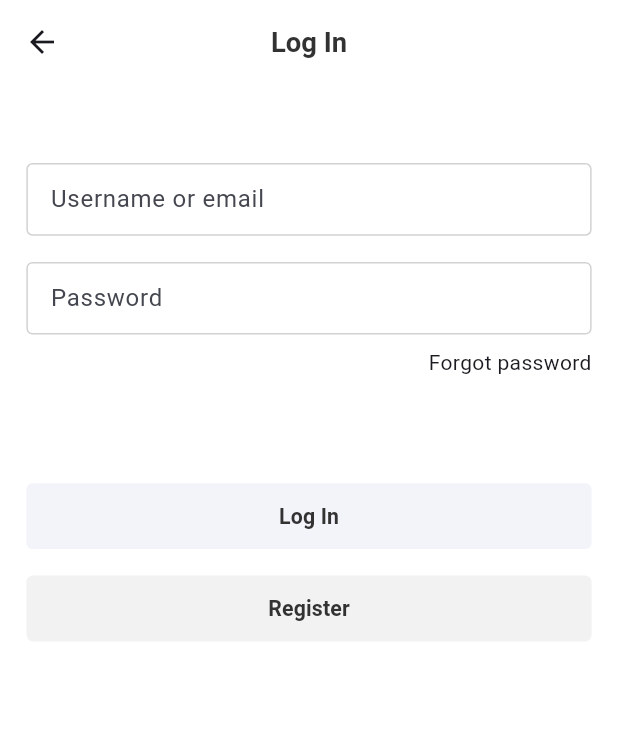
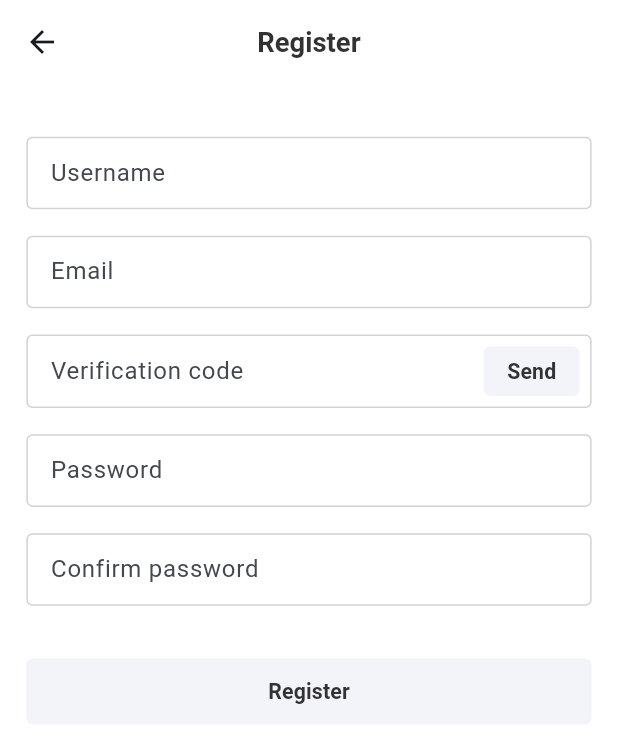
Before and after one commit to Jewel105/time_manage_client, a Flutter app: the LoginPage screen opened by its route, after a tap on "Register", on a phone screen of 412 x 824 dp. Shown: the top 743 px of the screen. Run offline on Flutter 3.47's test engine with Material 3 defaults, Android fonts, the phone set to English and light mode, and no system bars; drawn by our look-alikes of flutter_form_builder, timer_count_down; our stand-ins replace bot_toast, dio, flutter_screenutil, flutter_spinkit, form_builder_validators, shared_preferences; missing offline and left inert: dio_http2_adapter; accounts and stored records are empty; generated files the repository leaves out were written again.

Commit message:
complete the registration page

```diff
--- a/lib/l10n/app_en.arb
+++ b/lib/l10n/app_en.arb
@@ -11,5 +11,13 @@
   "register": "Register",
   "nameOrEmail": "Username or email",
   "password": "Password",
-  "confirm": "Confirm"
+  "confirm": "Confirm",
+  "userName": "Username",
+  "email": "Email",
+  "emailCode": "Verification code",
+  "sendCode": "Send",
+  "confirmPassword": "Confirm password",
+  "confirmPasswordTip": "Password does not match",
+  "success": "success"
+
 }
--- a/lib/page/login/login_page.dart
+++ b/lib/page/login/login_page.dart
@@ -22,7 +22,9 @@ class _LoginPageState extends State<LoginPage> {
 
   void _toForgotPassword() {}
 
-  void _toRegister() {}
+  void _toRegister() {
+    NavCtrl.push(Routes.register);
+  }
 
   void _submit() async {
     final bool valid = _formKey.currentState?.validate() ?? false;
@@ -52,11 +54,7 @@ class _LoginPageState extends State<LoginPage> {
                 name: 'name',
                 decoration:
                     InputDecoration(labelText: context.locale.nameOrEmail),
-                validator: FormBuilderValidators.compose(
-                  <FormFieldValidator<String>>[
-                    FormBuilderValidators.required(),
-                  ],
-                ),
+                validator: FormBuilderValidators.required(),
               ),
               SizedBox(height: 16.w),
               FormBuilderTextField(
@@ -66,7 +64,7 @@ class _LoginPageState extends State<LoginPage> {
                 validator: FormBuilderValidators.compose(
                   <FormFieldValidator<String>>[
                     FormBuilderValidators.required(),
-                    FormBuilderValidators.minLength(6),
+                    FormBuilderValidators.password()
                   ],
                 ),
               ),
--- /dev/null
+++ b/lib/page/login/register_page.dart
@@ -0,0 +1,105 @@
+import 'package:flutter/material.dart';
+import 'package:flutter_form_builder/flutter_form_builder.dart';
+import 'package:flutter_screenutil/flutter_screenutil.dart';
+import 'package:form_builder_validators/form_builder_validators.dart';
+import 'package:time_manage_client/api/common_api.dart';
+import 'package:time_manage_client/page/login/widget/code_input.dart';
+import 'package:time_manage_client/router/nav_ctrl.dart';
+import 'package:time_manage_client/router/routes.dart';
+import 'package:time_manage_client/utils/index.dart';
+import 'package:time_manage_client/widget/main_button.dart';
+
+class RegisterPage extends StatefulWidget {
+  const RegisterPage({super.key});
+
+  @override
+  State<RegisterPage> createState() => _RegisterPageState();
+}
+
+class _RegisterPageState extends State<RegisterPage> {
+  final GlobalKey<FormBuilderState> _formKey = GlobalKey<FormBuilderState>();
+
+  void _submit() async {
+    final bool valid = _formKey.currentState?.validate() ?? false;
+    if (!valid) return;
+    Map<String, dynamic> data =
+        _formKey.currentState?.instantValue ?? <String, dynamic>{};
+    await CommonApi.register(data);
+    // ignore: use_build_context_synchronously
+    await DialogUtil.openDialog(content: context.locale.success);
+    NavCtrl.push(Routes.login);
+  }
+
+  @override
+  Widget build(BuildContext context) {
+    return Scaffold(
+      appBar: AppBar(
+        title: Text(context.locale.register),
+      ),
+      body: Padding(
+        padding: EdgeInsets.all(16.w),
+        child: FormBuilder(
+          key: _formKey,
+          child: Column(
+            children: <Widget>[
+              SizedBox(height: 16.w),
+              FormBuilderTextField(
+                name: 'name',
+                decoration: InputDecoration(labelText: context.locale.userName),
+                validator: FormBuilderValidators.required(),
+              ),
+              SizedBox(height: 16.w),
+              FormBuilderTextField(
+                name: 'email',
+                decoration: InputDecoration(labelText: context.locale.email),
+                validator: FormBuilderValidators.email(),
+              ),
+              SizedBox(height: 16.w),
+              CodeInput(formKey: _formKey),
+              SizedBox(height: 16.w),
+              FormBuilderTextField(
+                name: 'password',
+                decoration: InputDecoration(labelText: context.locale.password),
+                obscureText: true,
+                validator: FormBuilderValidators.compose(
+                  <FormFieldValidator<String>>[
+                    FormBuilderValidators.required(),
+                    FormBuilderValidators.password(),
+                  ],
+                ),
+              ),
+              SizedBox(height: 16.w),
+              FormBuilderTextField(
+                  name: 'confrimPassword',
+                  obscureText: true,
+                  decoration: InputDecoration(
+                      labelText: context.locale.confirmPassword),
+                  validator: (String? value) {
+                    String password =
+                        _formKey.currentState?.fields['password']?.value ?? '';
+                    FormFieldValidator<String> fn =
+                        FormBuilderValidators.compose(
+                      <FormFieldValidator<String>>[
+                        FormBuilderValidators.required(),
+                        FormBuilderValidators.password(),
+                        FormBuilderValidators.equal(
+                          password,
+                          errorText: context.locale.confirmPasswordTip,
+                        ),
+                      ],
+                    );
+                    return fn(value);
+                  }),
+              SizedBox(height: 32.w),
+              MainButton(
+                width: double.infinity,
+                text: context.locale.register,
+                onPressed: _submit,
+              ),
+            ],
+          ),
+        ),
+      ),
+    );
+  }
+}
--- /dev/null
+++ b/lib/page/login/widget/code_input.dart
@@ -0,0 +1,60 @@
+import 'package:flutter/material.dart';
+import 'package:flutter_form_builder/flutter_form_builder.dart';
+import 'package:flutter_screenutil/flutter_screenutil.dart';
+import 'package:form_builder_validators/form_builder_validators.dart';
+import 'package:time_manage_client/api/common_api.dart';
+import 'package:time_manage_client/utils/index.dart';
+import 'package:time_manage_client/widget/main_button.dart';
+import 'package:timer_count_down/timer_controller.dart';
+import 'package:timer_count_down/timer_count_down.dart';
+
+class CodeInput extends StatefulWidget {
+  const CodeInput({
+    super.key,
+    required this.formKey,
+  });
+  final GlobalKey<FormBuilderState> formKey;
+
+  @override
+  State<CodeInput> createState() => _CodeInputState();
+}
+
+class _CodeInputState extends State<CodeInput> {
+  CountdownController controller = CountdownController();
+
+  void _sendCode() async {
+    bool emailValid =
+        widget.formKey.currentState?.fields['email']?.validate() ?? false;
+    if (!emailValid) return;
+    String email = widget.formKey.currentState?.fields['email']?.value ?? '';
+    await CommonApi.sendCode(email);
+    controller.restart();
+  }
+
+  @override
+  Widget build(BuildContext context) {
+    return FormBuilderTextField(
+      name: 'code',
+      decoration: InputDecoration(
+        labelText: context.locale.emailCode,
+        suffixIcon: Padding(
+          padding: const EdgeInsets.all(8.0),
+          child: Countdown(
+            controller: controller,
+            seconds: 120,
+            build: (BuildContext context, double time) {
+              String seconds = time.toInt().toString();
+              bool isRunning = time > 0 && time < 120;
+              return MainButton(
+                height: 30.w,
+                text: context.locale.sendCode + (isRunning ? seconds : ''),
+                onPressed: isRunning ? null : _sendCode,
+              );
+            },
+          ),
+        ),
+      ),
+      validator: FormBuilderValidators.required(),
+    );
+  }
+}
--- a/lib/page/task/task.dart
+++ b/lib/page/task/task.dart
@@ -1,7 +1,10 @@
 import 'package:flutter/material.dart';
 import 'package:flutter_screenutil/flutter_screenutil.dart';
 import 'package:intl/intl.dart';
+import 'package:time_manage_client/router/nav_ctrl.dart';
+import 'package:time_manage_client/router/routes.dart';
 import 'package:time_manage_client/utils/index.dart';
+import 'package:time_manage_client/widget/main_button.dart';
 
 class Task extends StatelessWidget {
   const Task({super.key});
@@ -29,6 +32,11 @@ class Task extends StatelessWidget {
             ),
           ),
           Container(),
+          MainButton(
+              text: "register",
+              onPressed: () {
+                NavCtrl.push(Routes.register);
+              }),
         ],
       ),
     );
--- a/lib/router/create_routes.dart
+++ b/lib/router/create_routes.dart
@@ -2,6 +2,7 @@ import 'package:flutter/material.dart';
 import 'package:time_manage_client/page/common/page_404.dart';
 import 'package:time_manage_client/page/index_page.dart';
 import 'package:time_manage_client/page/login/login_page.dart';
+import 'package:time_manage_client/page/login/register_page.dart';
 
 typedef WidgetBuilder = Widget Function(Object? arguments);
 
@@ -9,6 +10,7 @@ class CreateRoutes {
   static final Map<String, WidgetBuilder> routes = <String, WidgetBuilder>{
     '/': (Object? arguments) => const IndexPage(),
     '/login': (Object? arguments) => const LoginPage(),
+    '/register': (Object? arguments) => const RegisterPage(),
   };
 
   static Route<dynamic>? generateRoute(RouteSettings settings) {
--- a/lib/router/routes.dart
+++ b/lib/router/routes.dart
@@ -1,4 +1,5 @@
 class Routes {
   static const String home = '/';
   static const String login = '/login';
+  static const String register = '/register';
 }
--- a/pubspec.yaml
+++ b/pubspec.yaml
@@ -20,6 +20,7 @@ dependencies:
   dio_http2_adapter: ^2.5.3
   flutter_spinkit: ^5.2.1
   bot_toast: ^4.1.3
+  timer_count_down: ^2.2.2
 
 dev_dependencies:
   flutter_test:
```
Also changed, not shown: lib/api/common_api.dart (+11 -8 lines), lib/l10n/app_zh.arb (+8 -2 lines), pubspec.lock.
